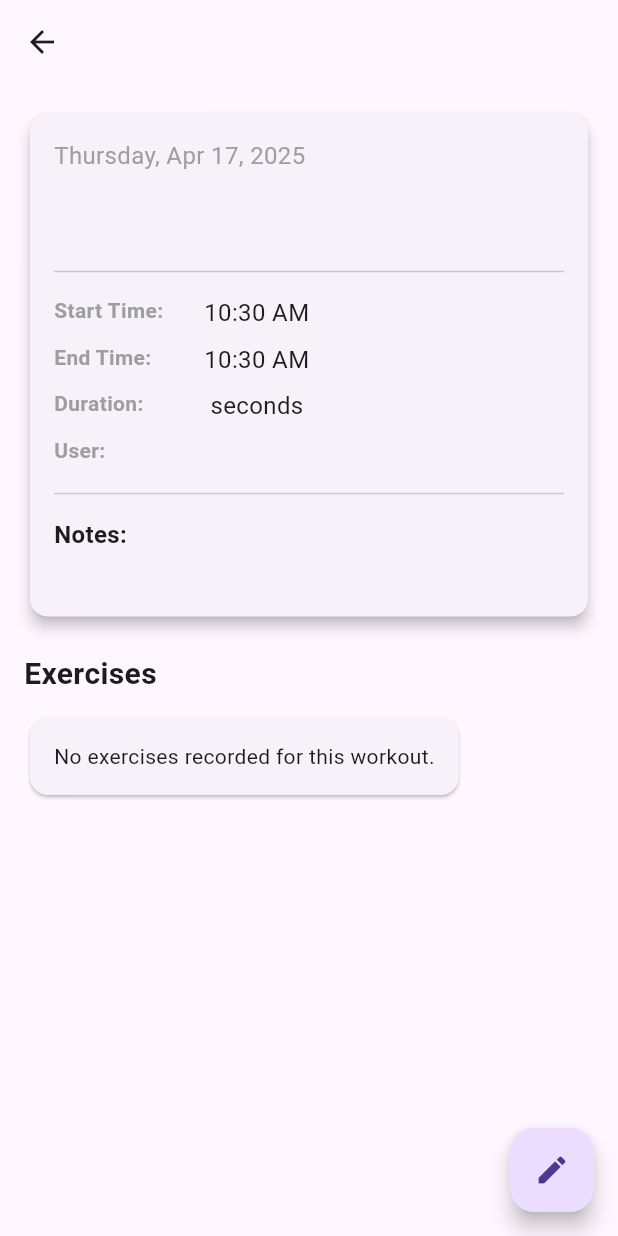
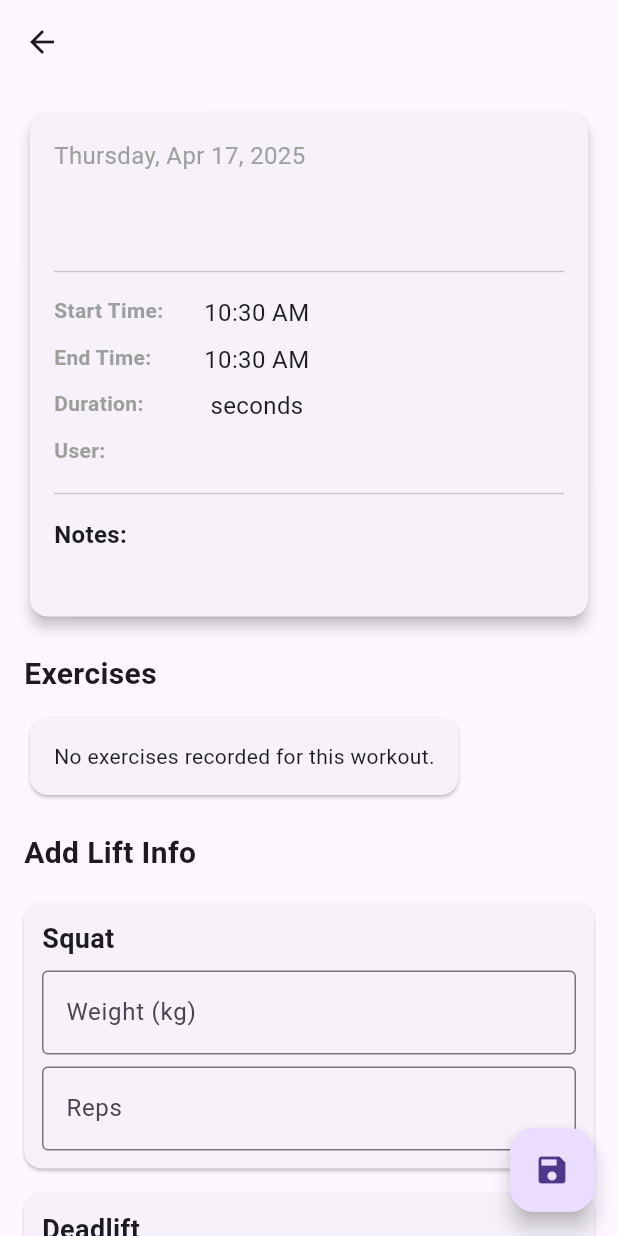
Before and after one commit to amarsheth19/GymGenius, a Flutter app: the WorkoutDetailScreen screen opened directly with empty values, on a phone screen of 412 x 824 dp. Run offline on Flutter 3.47's test engine with Material 3 defaults, Android fonts, the phone set to English and light mode, and no system bars; our stand-ins replace camera, cloud_firestore, firebase_auth, firebase_core, table_calendar, video_player; accounts and stored records are empty.

Commit message:
Updated workout backend

```diff
--- a/lib/workout_detail_screen.dart
+++ b/lib/workout_detail_screen.dart
@@ -1,3 +1,4 @@
+import 'package:firebase_auth/firebase_auth.dart';
 import 'package:flutter/material.dart';
 import 'package:cloud_firestore/cloud_firestore.dart';
 import 'package:intl/intl.dart';
@@ -19,142 +20,27 @@ class WorkoutDetailScreen extends StatefulWidget {
 class _WorkoutDetailScreenState extends State<WorkoutDetailScreen> {
   bool _isLoading = false;
 
+  final List<String> keyExercises = ['Squat', 'Deadlift', 'Bench Press'];
+  final Map<String, TextEditingController> weightControllers = {};
+  final Map<String, TextEditingController> repControllers = {};
+
   @override
-  Widget build(BuildContext context) {
-    // Format date if available
-    final workoutDate = widget.workout['date'] != null
-        ? DateFormat('EEEE, MMM d, yyyy').format((widget.workout['date'] as Timestamp).toDate())
-        : 'No date';
+  void initState() {
+    super.initState();
+    // Initialize controllers for each key exercise
+    for (var exercise in keyExercises) {
+      weightControllers[exercise] = TextEditingController();
+      repControllers[exercise] = TextEditingController();
+    }
+  }
 
-    // Format start time if available
-    final startTime = widget.workout['startTime'] != null
-        ? DateFormat('h:mm a').format((widget.workout['startTime'] as Timestamp).toDate())
-        : 'N/A';
-
-    // Format end time if available
-    final endTime = widget.workout['endTime'] != null
-        ? DateFormat('h:mm a').format((widget.workout['endTime'] as Timestamp).toDate())
-        : 'N/A';
-
-    // Get duration in minutes
-    final duration = widget.workout['duration'] != null
-        ? '${widget.workout['duration']} seconds'
-        : 'N/A';
-
-    return Scaffold(
-      appBar: AppBar(
-        title: Text(widget.workout['title'] ?? 'Workout Details'),
-      ),
-      body: _isLoading
-          ? const Center(child: CircularProgressIndicator())
-          : SingleChildScrollView(
-              padding: const EdgeInsets.all(16.0),
-              child: Column(
-                crossAxisAlignment: CrossAxisAlignment.start,
-                children: [
-                  Card(
-                    elevation: 4,
-                    child: Padding(
-                      padding: const EdgeInsets.all(16.0),
-                      child: Column(
-                        crossAxisAlignment: CrossAxisAlignment.start,
-                        children: [
-                          Text(
-                            workoutDate,
-                            style: const TextStyle(
-                              fontSize: 16,
-                              color: Colors.grey,
-                            ),
-                          ),
-                          const SizedBox(height: 8),
-                          Text(
-                            widget.workout['title'] ?? 'Untitled Workout',
-                            style: const TextStyle(
-                              fontSize: 24,
-                              fontWeight: FontWeight.bold,
-                            ),
-                          ),
-                          const SizedBox(height: 16),
-                          const Divider(),
-                          const SizedBox(height: 8),
-
-                          // Workout duration and time information
-                          _buildInfoRow('Start Time', startTime),
-                          _buildInfoRow('End Time', endTime),
-                          _buildInfoRow('Duration', duration),
-
-                          // User information
-                          if (widget.workout['userEmail'] != null)
-                            _buildInfoRow('User', widget.workout['userEmail']),
-
-                          if (widget.workout['notes'] != null) ...[
-                            const Divider(),
-                            const SizedBox(height: 8),
-                            const Text(
-                              'Notes:',
-                              style: TextStyle(
-                                fontSize: 16,
-                                fontWeight: FontWeight.bold,
-                              ),
-                            ),
-                            const SizedBox(height: 4),
-                            Text(
-                              widget.workout['notes'],
-                              style: const TextStyle(fontSize: 16),
-                            ),
-                          ],
-                        ],
-                      ),
-                    ),
-                  ),
-                  const SizedBox(height: 20),
-                  const Text(
-                    'Exercises',
-                    style: TextStyle(
-                      fontSize: 20,
-                      fontWeight: FontWeight.bold,
-                    ),
-                  ),
-                  const SizedBox(height: 10),
-
-                  // Display exercises if they exist
-                  if (widget.workout['exercises'] != null &&
-                      (widget.workout['exercises'] as List).isNotEmpty)
-                    ListView.builder(
-                      shrinkWrap: true,
-                      physics: const NeverScrollableScrollPhysics(),
-                      itemCount: (widget.workout['exercises'] as List).length,
-                      itemBuilder: (context, index) {
-                        final exercise = (widget.workout['exercises'] as List)[index];
-                        return Card(
-                          margin: const EdgeInsets.symmetric(vertical: 4),
-                          child: ListTile(
-                            title: Text(exercise['name'] ?? 'Exercise ${index + 1}'),
-                            subtitle: Text(
-                              'Sets: ${exercise['sets'] ?? '-'} • Reps: ${exercise['reps'] ?? '-'} • Weight: ${exercise['weight'] ?? '-'}kg',
-                            ),
-                          ),
-                        );
-                      },
-                    )
-                  else
-                    const Card(
-                      child: Padding(
-                        padding: EdgeInsets.all(16.0),
-                        child: Text('No exercises recorded for this workout.'),
-                      ),
-                    ),
-                ],
-              ),
-            ),
-      floatingActionButton: FloatingActionButton(
-        onPressed: () {
-          // Navigate to edit workout screen
-          // You can implement this later
-        },
-        child: const Icon(Icons.edit),
-      ),
-    );
+  @override
+  void dispose() {
+    // Dispose of all controllers
+    for (var controller in [...weightControllers.values, ...repControllers.values]) {
+      controller.dispose();
+    }
+    super.dispose();
   }
 
   Widget _buildInfoRow(String label, String value) {
@@ -183,4 +69,218 @@ class _WorkoutDetailScreenState extends State<WorkoutDetailScreen> {
       ),
     );
   }
+
+  Widget _buildExerciseInput(String exercise) {
+    return Card(
+      margin: const EdgeInsets.symmetric(vertical: 8),
+      child: Padding(
+        padding: const EdgeInsets.all(12.0),
+        child: Column(
+          crossAxisAlignment: CrossAxisAlignment.start,
+          children: [
+            Text(
+              exercise,
+              style: const TextStyle(fontSize: 18, fontWeight: FontWeight.bold),
+            ),
+            const SizedBox(height: 8),
+            TextField(
+              controller: weightControllers[exercise],
+              keyboardType: TextInputType.number,
+              decoration: const InputDecoration(
+                labelText: 'Weight (kg)',
+                border: OutlineInputBorder(),
+              ),
+            ),
+            const SizedBox(height: 8),
+            TextField(
+              controller: repControllers[exercise],
+              keyboardType: TextInputType.number,
+              decoration: const InputDecoration(
+                labelText: 'Reps',
+                border: OutlineInputBorder(),
+              ),
+            ),
+          ],
+        ),
+      ),
+    );
+  }
+
+  @override
+  Widget build(BuildContext context) {
+    final workoutDate = widget.workout['date'] != null
+        ? DateFormat('EEEE, MMM d, yyyy').format((widget.workout['date'] as Timestamp).toDate())
+        : 'No date';
+
+    final startTime = widget.workout['startTime'] != null
+        ? DateFormat('h:mm a').format((widget.workout['startTime'] as Timestamp).toDate())
+        : 'N/A';
+
+    final endTime = widget.workout['endTime'] != null
+        ? DateFormat('h:mm a').format((widget.workout['endTime'] as Timestamp).toDate())
+        : 'N/A';
+
+    final duration = widget.workout['duration'] != null
+        ? '${widget.workout['duration']} seconds'
+        : 'N/A';
+
+    return Scaffold(
+      appBar: AppBar(
+        title: Text(widget.workout['title'] ?? 'Workout Details'),
+      ),
+      body: _isLoading
+          ? const Center(child: CircularProgressIndicator())
+          : SingleChildScrollView(
+              padding: const EdgeInsets.all(16.0),
+              child: Column(
+                crossAxisAlignment: CrossAxisAlignment.start,
+                children: [
+                  // Main card with workout info
+                  Card(
+                    elevation: 4,
+                    child: Padding(
+                      padding: const EdgeInsets.all(16.0),
+                      child: Column(
+                        crossAxisAlignment: CrossAxisAlignment.start,
+                        children: [
+                          Text(
+                            workoutDate,
+                            style: const TextStyle(
+                              fontSize: 16,
+                              color: Colors.grey,
+                            ),
+                          ),
+                          const SizedBox(height: 8),
+                          Text(
+                            widget.workout['title'] ?? 'Untitled Workout',
+                            style: const TextStyle(
+                              fontSize: 24,
+                              fontWeight: FontWeight.bold,
+                            ),
+                          ),
+                          const SizedBox(height: 16),
+                          const Divider(),
+                          const SizedBox(height: 8),
+                          _buildInfoRow('Start Time', startTime),
+                          _buildInfoRow('End Time', endTime),
+                          _buildInfoRow('Duration', duration),
+                          if (widget.workout['userEmail'] != null)
+                            _buildInfoRow('User', widget.workout['userEmail']),
+                          if (widget.workout['notes'] != null) ...[
+                            const Divider(),
+                            const SizedBox(height: 8),
+                            const Text(
+                              'Notes:',
+                              style: TextStyle(
+                                fontSize: 16,
+                                fontWeight: FontWeight.bold,
+                              ),
+                            ),
+                            const SizedBox(height: 4),
+                            Text(
+                              widget.workout['notes'],
+                              style: const TextStyle(fontSize: 16),
+                            ),
+                          ],
+                        ],
+                      ),
+                    ),
+                  ),
+                  const SizedBox(height: 20),
+                  const Text(
+                    'Exercises',
+                    style: TextStyle(fontSize: 20, fontWeight: FontWeight.bold),
+                  ),
+                  const SizedBox(height: 10),
+                  if (widget.workout['exercises'] != null &&
+                      (widget.workout['exercises'] as List).isNotEmpty)
+                    ListView.builder(
+                      shrinkWrap: true,
+                      physics: const NeverScrollableScrollPhysics(),
+                      itemCount: (widget.workout['exercises'] as List).length,
+                      itemBuilder: (context, index) {
+                        final exercise = (widget.workout['exercises'] as List)[index];
+                        return Card(
+                          margin: const EdgeInsets.symmetric(vertical: 4),
+                          child: ListTile(
+                            title: Text(exercise['name'] ?? 'Exercise ${index + 1}'),
+                            subtitle: Text(
+                              'Sets: ${exercise['sets'] ?? '-'} • Reps: ${exercise['reps'] ?? '-'} • Weight: ${exercise['weight'] ?? '-'}kg',
+                            ),
+                          ),
+                        );
+                      },
+                    )
+                  else
+                    const Card(
+                      child: Padding(
+                        padding: EdgeInsets.all(16.0),
+                        child: Text('No exercises recorded for this workout.'),
+                      ),
+                    ),
+
+                  const SizedBox(height: 20),
+                  const Text(
+                    'Add Lift Info',
+                    style: TextStyle(fontSize: 20, fontWeight: FontWeight.bold),
+                  ),
+                  const SizedBox(height: 10),
+                  for (var exercise in keyExercises) _buildExerciseInput(exercise),
+                ],
+              ),
+            ),
+      floatingActionButton: FloatingActionButton(
+        onPressed: () async {
+          print("Current user: ${FirebaseAuth.instance.currentUser}");
+
+          setState(() => _isLoading = true);
+
+          final Map<String, Map<String, dynamic>> exerciseUpdates = {};
+
+          for (var exercise in keyExercises) {
+            final weight = weightControllers[exercise]?.text ?? '';
+            final reps = repControllers[exercise]?.text ?? '';
+
+            if (weight.isNotEmpty && reps.isNotEmpty) {
+              exerciseUpdates[exercise] = {
+                'weight': double.tryParse(weight),
+                'reps': int.tryParse(reps),
+              };
+            }
+          }
+
+          try {
+            final docRef = FirebaseFirestore.instance
+              .collection('workoutData')
+              .doc(widget.workout.id);
+
+            await docRef.set({
+              'liftData': exerciseUpdates,
+            });
+
+            if (mounted) {
+              ScaffoldMessenger.of(context).showSnackBar(
+                const SnackBar(content: Text('Workout data saved!')),
+              );
+            }
+          } catch (e) {
+            debugPrint('Error saving to Firestore: $e');
+            if (mounted) {
+              ScaffoldMessenger.of(context).showSnackBar(
+                const SnackBar(content: Text('Failed to save data')),
+              );
+            }
+          } finally {
+            if (mounted) setState(() => _isLoading = false);
+          }
+        },
+        child: const Icon(Icons.save), // changed from edit to save
+      ),
+
+    );
+  }
 }
+
+extension on Map<String, dynamic> {
+  String? get id => null;
+}
```
